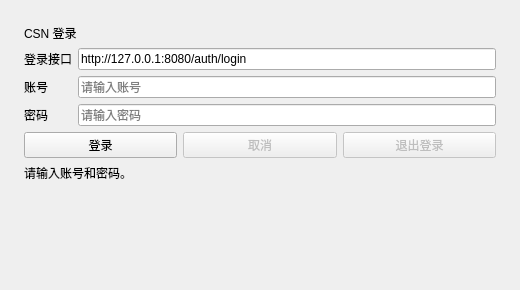
Qt form OBS client/mainwindow.ui (kingsman-svg/OBS) before a commit.
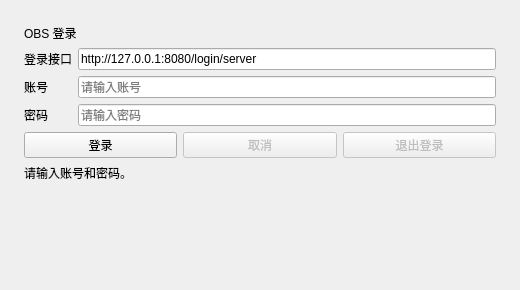
The same form after that commit.

```diff
--- a/OBS client/mainwindow.ui
+++ b/OBS client/mainwindow.ui
@@ -10,10 +10,10 @@
     <property name="topMargin"><number>24</number></property>
     <property name="rightMargin"><number>24</number></property>
     <property name="bottomMargin"><number>24</number></property>
-    <item><widget class="QLabel" name="titleLabel"><property name="text"><string>CSN 登录</string></property></widget></item>
+    <item><widget class="QLabel" name="titleLabel"><property name="text"><string>OBS 登录</string></property></widget></item>
     <item><layout class="QFormLayout" name="formLayout">
      <item row="0" column="0"><widget class="QLabel" name="endpointLabel"><property name="text"><string>登录接口</string></property></widget></item>
-     <item row="0" column="1"><widget class="QLineEdit" name="endpointEdit"><property name="text"><string>http://127.0.0.1:8080/auth/login</string></property></widget></item>
+     <item row="0" column="1"><widget class="QLineEdit" name="endpointEdit"><property name="text"><string>http://127.0.0.1:8080/login/server</string></property></widget></item>
      <item row="1" column="0"><widget class="QLabel" name="accountLabel"><property name="text"><string>账号</string></property></widget></item>
      <item row="1" column="1"><widget class="QLineEdit" name="accountEdit"><property name="placeholderText"><string>请输入账号</string></property></widget></item>
      <item row="2" column="0"><widget class="QLabel" name="passwordLabel"><property name="text"><string>密码</string></property></widget></item>
```
Left out of the diff: 2 changed lines with no effect on the pictures.
